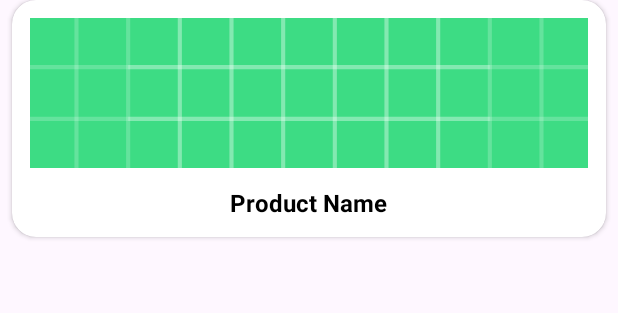
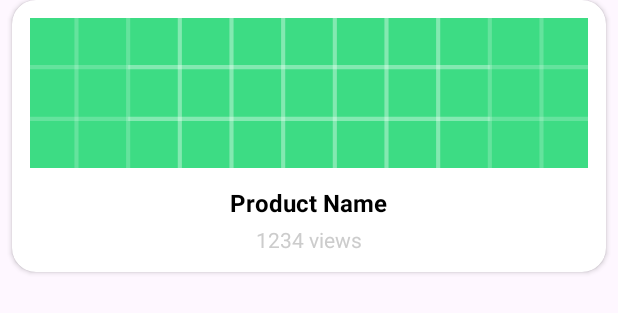
Before and after one commit to Puthikunkim/Table-Tennis-Shop-Android-App, an Android app: the layout item_top_pick.xml on its own in the app's theme, with its tools: preview values and no code run, on a phone screen of 412 x 824 dp. Shown: the top 313 px of the screen. Run offline under Robolectric (Android 15) with nearby library versions, the phone set to English and light mode, and no system bars.

Commit message:
Added text to display number of views to item

```diff
--- a/app/src/main/res/layout/item_top_pick.xml
+++ b/app/src/main/res/layout/item_top_pick.xml
@@ -33,5 +33,14 @@
             android:layout_marginTop="12dp"
             android:textColor="@color/black" />
 
+        <TextView
+            android:id="@+id/topPickViews"
+            android:layout_width="wrap_content"
+            android:layout_height="wrap_content"
+            android:text="1234 views"
+            android:textSize="14sp"
+            android:layout_marginTop="4dp"
+            android:textColor="@color/text_secondary" />
+
     </LinearLayout>
 </androidx.cardview.widget.CardView>
```
